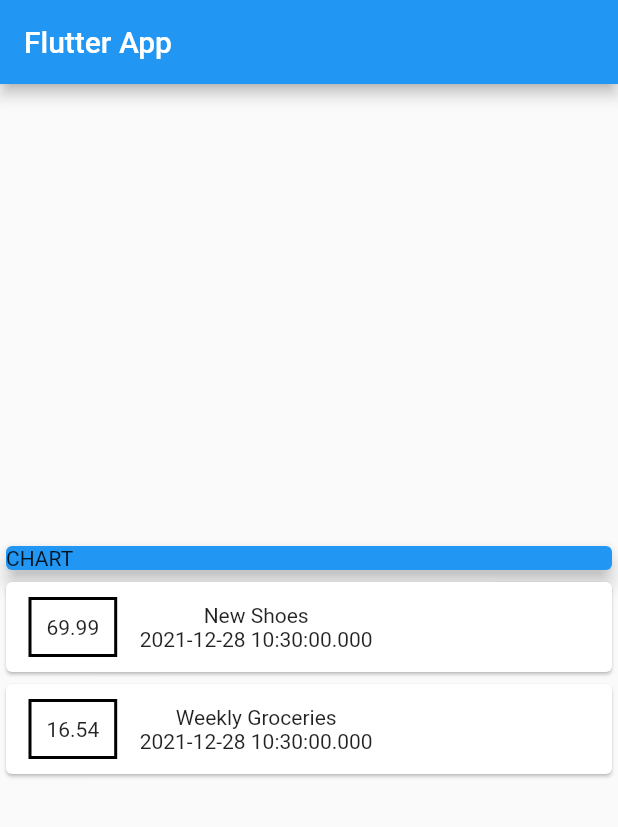
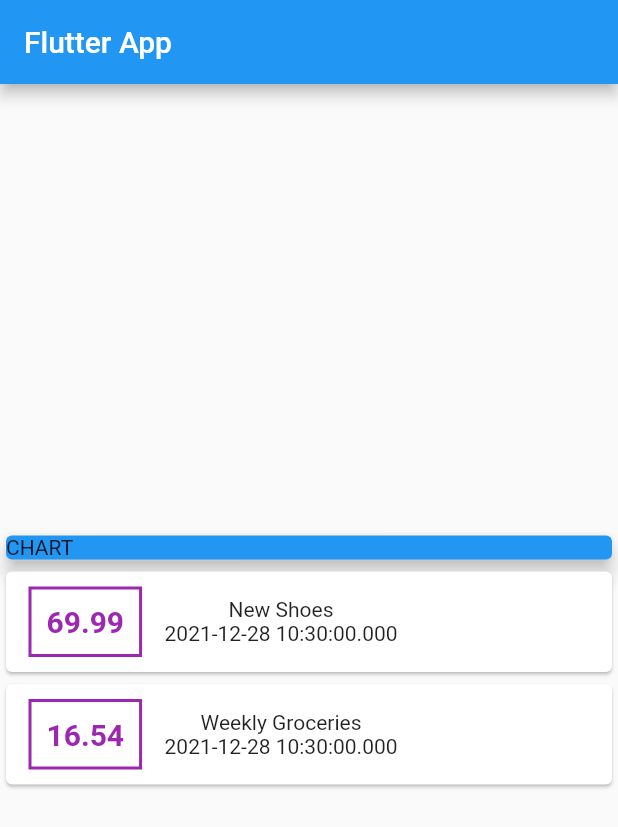
Before and after one commit to renson1123/personal_expenses_app, a Flutter app: the screen it shows after launch, on a phone screen of 412 x 824 dp. Shown: the top 827 px of the screen. Run offline on Flutter 3.47's test engine with Material 2 defaults, Android fonts, the phone set to English and light mode, and no system bars.

Commit message:
Styling the Text for the amount on the transaction list

```diff
--- a/lib/main.dart
+++ b/lib/main.dart
@@ -59,11 +59,16 @@ class MyHomePage extends StatelessWidget {
                       margin:
                           EdgeInsets.symmetric(vertical: 10, horizontal: 15),
                       decoration: BoxDecoration(
-                        border: Border.all(color: Colors.black, width: 2),
+                        border: Border.all(color: Colors.purple, width: 2),
                       ),
                       padding: EdgeInsets.all(10),
                       child: Text(
                         tx.amount.toString(),
+                        style: TextStyle(
+                          fontWeight: FontWeight.bold,
+                          fontSize: 20,
+                          color: Colors.purple,
+                        ),
                       ),
                     ),
                     Column(
```
